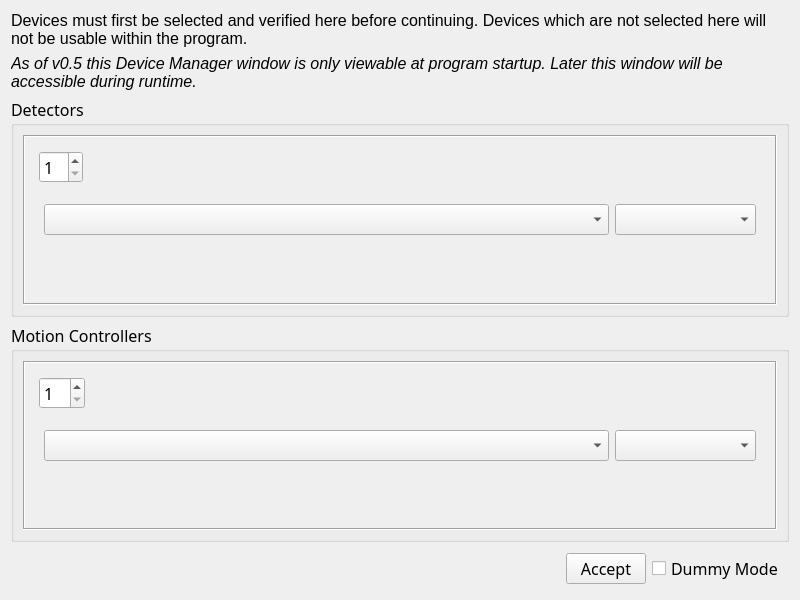
Before: the Qt Designer form ui/device_manager.ui in mitbailey/MMC, drawn with Qt 5.
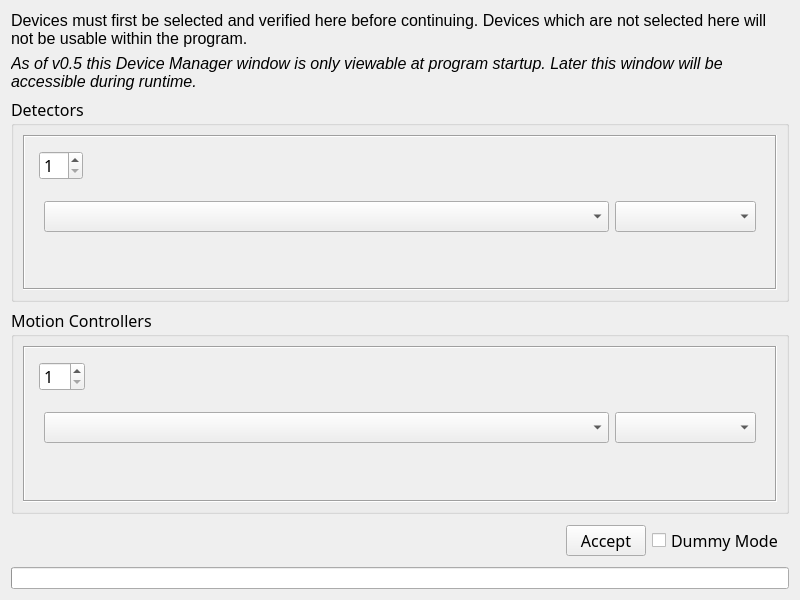
After: the same form once the commit is applied.

Commit message: GUI improvements and fixes - added animated loading bar to DMW and DMW only closes after the Main GUI is visible.

```diff
--- a/ui/device_manager.ui
+++ b/ui/device_manager.ui
@@ -103,7 +103,7 @@
            <x>0</x>
            <y>0</y>
            <width>758</width>
-           <height>173</height>
+           <height>159</height>
           </rect>
          </property>
          <layout class="QVBoxLayout" name="verticalLayout_4">
@@ -239,7 +239,7 @@
            <x>0</x>
            <y>0</y>
            <width>758</width>
-           <height>172</height>
+           <height>159</height>
           </rect>
          </property>
          <layout class="QVBoxLayout" name="verticalLayout_3">
@@ -404,6 +404,19 @@
      </item>
     </layout>
    </item>
+   <item>
+    <widget class="QProgressBar" name="loading_bar">
+     <property name="maximum">
+      <number>10000</number>
+     </property>
+     <property name="value">
+      <number>0</number>
+     </property>
+     <property name="textVisible">
+      <bool>false</bool>
+     </property>
+    </widget>
+   </item>
   </layout>
  </widget>
  <resources/>
```
The commit also changes 4 other files.
